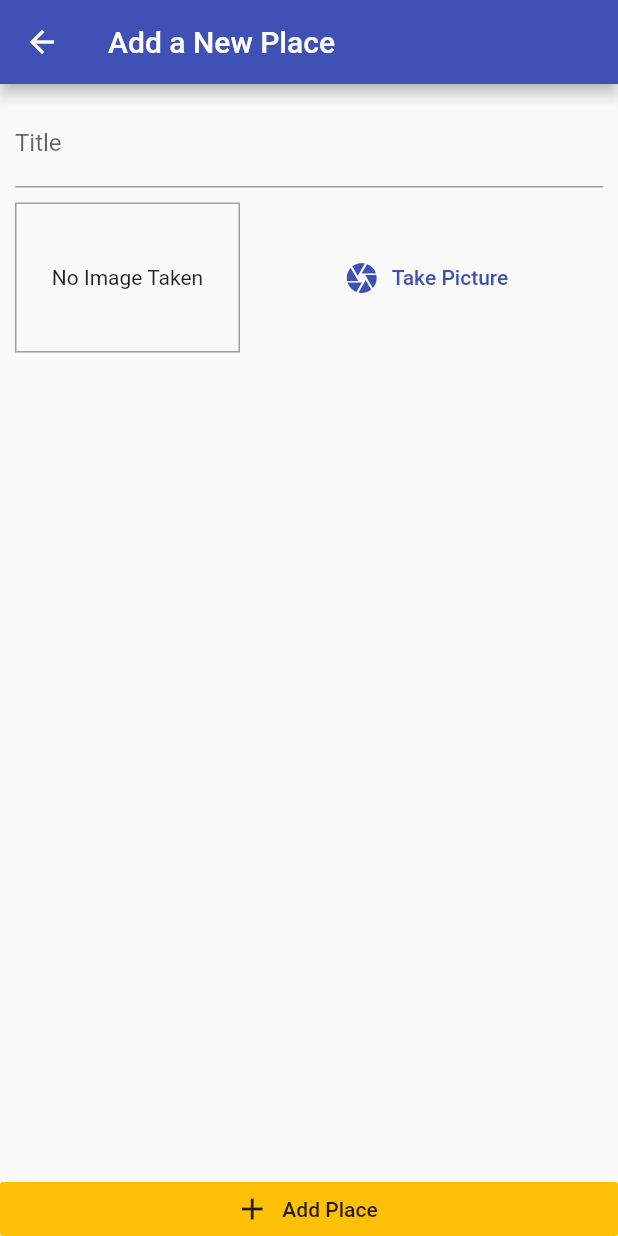
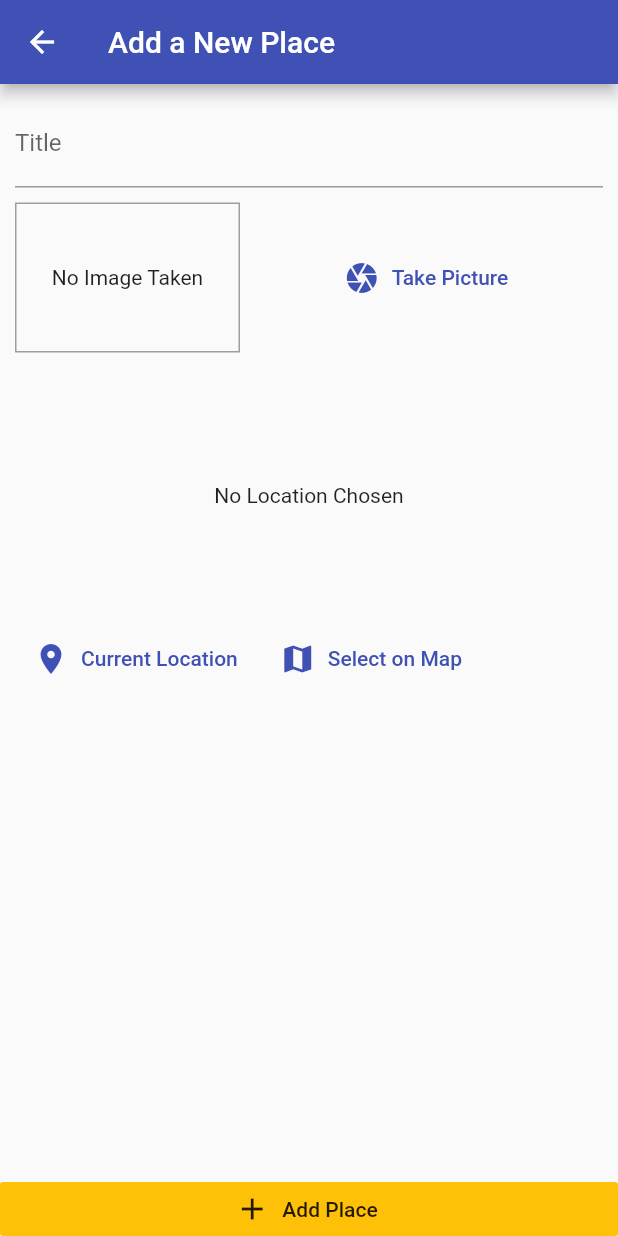
Before and after one commit to ong-ar/flutter_places, a Flutter app: the AddPlaceScreen screen opened by its route, on a phone screen of 412 x 824 dp. Run offline on Flutter 3.47's test engine with Material 2 defaults, Android fonts, the phone set to English and light mode, and no system bars; our stand-ins replace image_picker, sqflite; accounts and stored records are empty.

Commit message:
location 작업 1

```diff
--- a/lib/screens/add_place_screen.dart
+++ b/lib/screens/add_place_screen.dart
@@ -5,6 +5,8 @@ import 'package:provider/provider.dart';
 import '../widgets/image_input.dart';
 
 import '../providers/great_places.dart';
+
+import '../widgets/location_input.dart';
 
 class AddPlaceScreen extends StatefulWidget {
   static const routeName = '/add-place';
@@ -53,6 +55,10 @@ class _AddPlaceScreenState extends State<AddPlaceScreen> {
                       height: 10,
                     ),
                     ImageInput(_selectImage),
+                    SizedBox(
+                      height: 10,
+                    ),
+                    LocationInput(),
                   ],
                 ),
               ),
--- /dev/null
+++ b/lib/widgets/location_input.dart
@@ -0,0 +1,49 @@
+import 'package:flutter/material.dart';
+
+class LocationInput extends StatefulWidget {
+  @override
+  _LocationInputState createState() => _LocationInputState();
+}
+
+class _LocationInputState extends State<LocationInput> {
+  String _previewImageUrl;
+
+  @override
+  Widget build(BuildContext context) {
+    return Column(
+      children: <Widget>[
+        Container(
+          height: 170,
+          width: double.infinity,
+          alignment: Alignment.center,
+          child: _previewImageUrl == null
+              ? Text(
+                  'No Location Chosen',
+                  textAlign: TextAlign.center,
+                )
+              : Image.network(
+                  _previewImageUrl,
+                  fit: BoxFit.cover,
+                  width: double.infinity,
+                ),
+        ),
+        Row(
+          children: <Widget>[
+            FlatButton.icon(
+              icon: Icon(Icons.location_on),
+              label: Text('Current Location'),
+              textColor: Theme.of(context).primaryColor,
+              onPressed: () {},
+            ),
+            FlatButton.icon(
+              icon: Icon(Icons.map),
+              label: Text('Select on Map'),
+              textColor: Theme.of(context).primaryColor,
+              onPressed: () {},
+            ),
+          ],
+        )
+      ],
+    );
+  }
+}
--- a/pubspec.yaml
+++ b/pubspec.yaml
@@ -24,6 +24,7 @@ dependencies:
   path_provider: ^1.4.0
   path: ^1.6.4
   sqflite: ^1.1.7+2
+  location: ^2.3.5
 
   # The following adds the Cupertino Icons font to your application.
   # Use with the CupertinoIcons class for iOS style icons.
```
Also changed, not shown: pubspec.lock, 3 other files.
